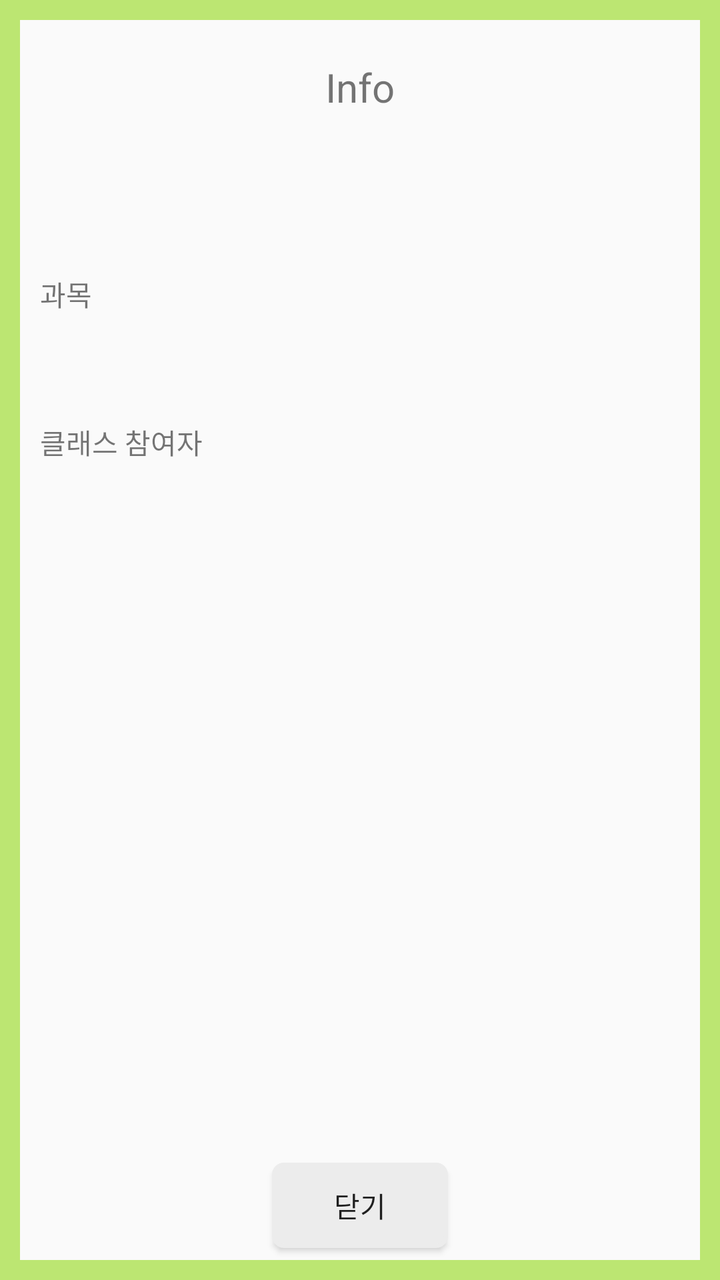
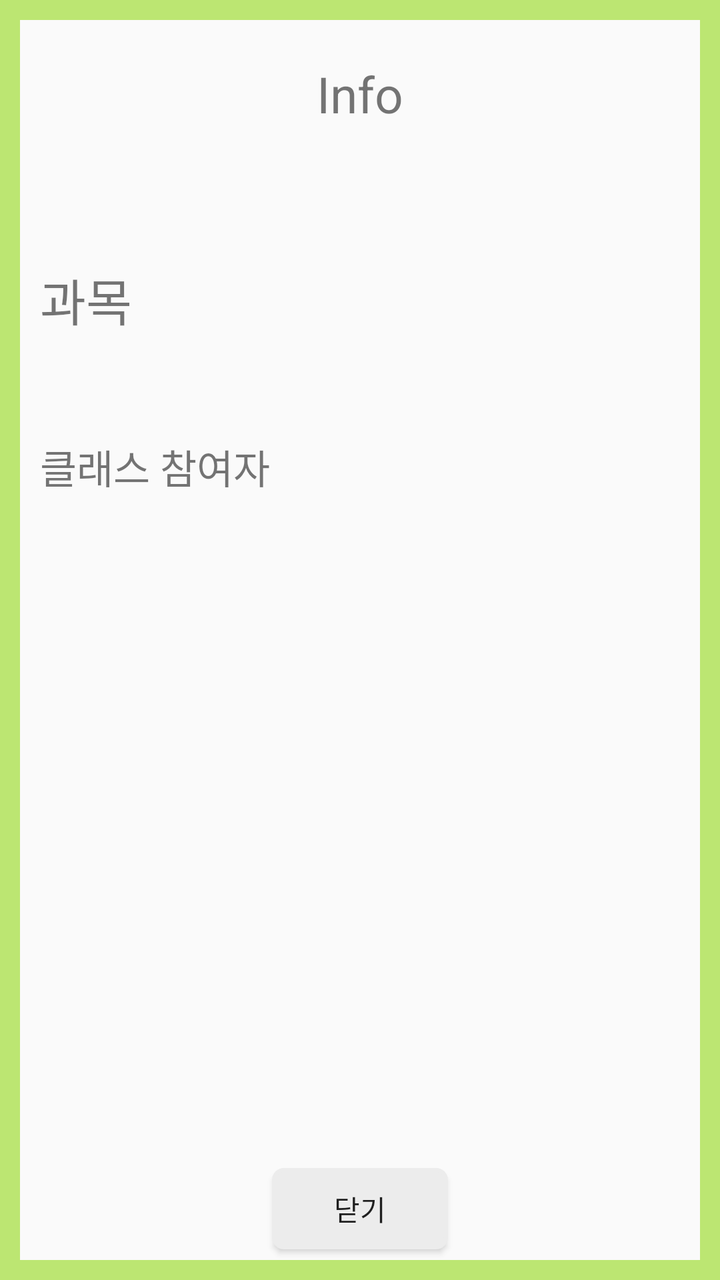

Compare the two renders of this Android layout. The source of the first and the diff that turns it into the second are given below.
<!-- AndroidManifest.xml: application theme Theme.AppCompat.Light.DarkActionBar -->
<!-- res/layout/activity_class_info.xml -->
<?xml version="1.0" encoding="utf-8"?>
<LinearLayout xmlns:android="http://schemas.android.com/apk/res/android"
    xmlns:app="http://schemas.android.com/apk/res-auto"
    xmlns:tools="http://schemas.android.com/tools"
    android:layout_width="match_parent"
    android:layout_height="match_parent"
    tools:context=".classInfo"
    android:orientation="vertical"
    android:background="@drawable/lay_edge"
    android:weightSum="5">

    <TextView
        android:layout_width="wrap_content"
        android:layout_height="0dp"
        android:layout_weight="1"
        android:layout_gravity="center"
        android:layout_marginTop="30dp"
        android:textSize="20dp"
        android:text="Info"/>

    <TextView
        android:layout_marginLeft="20dp"
        android:layout_width="wrap_content"
        android:layout_height="wrap_content"
        android:text="과목"/>
    <TextView
        android:id="@+id/cSubject"
        android:layout_marginLeft="20dp"
        android:layout_width="wrap_content"
        android:layout_height="0dp"
        android:layout_weight="0.5"/>
    <TextView
        android:layout_marginLeft="20dp"
        android:layout_width="wrap_content"
        android:layout_height="wrap_content"
        android:text="클래스 참여자"/>
    <ScrollView
        android:layout_width="wrap_content"
        android:layout_height="0dp"
        android:layout_weight="3"
        android:layout_margin="15dp"
        android:fillViewport="true">
        <ListView
            android:id="@+id/cPersonList"
            android:layout_width="match_parent"
            android:layout_height="match_parent"
            android:layout_gravity="center"/>
    </ScrollView>
    <Button
        android:layout_width="wrap_content"
        android:background="@drawable/btn_re"
        android:layout_height="0dp"
        android:layout_weight="0.4"
        android:layout_marginBottom="5dp"
        android:text="닫기"
        android:id="@+id/exit4"
        android:layout_gravity="center"/>

</LinearLayout>
<!-- resources referenced by this layout -->
<resources>
  <!-- drawable btn_re (drawable) -->
  <?xml version="1.0" encoding="utf-8"?>
  <shape xmlns:android="http://schemas.android.com/apk/res/android">
  
      <solid android:color="#ececec"/>
  
      <stroke
          android:width="2dp"
          android:color="#ececec"/>
      <corners
          android:topLeftRadius="5dp"
          android:topRightRadius="5dp"
          android:bottomLeftRadius="5dp"
          android:bottomRightRadius="5dp" />
  
  </shape>
  <!-- drawable lay_edge (drawable) -->
  <?xml version="1.0" encoding="utf-8"?>
  <layer-list xmlns:android="http://schemas.android.com/apk/res/android">
      <item>
          <shape android:shape="rectangle">
              <stroke android:width = "10dp" android:color ="#BCE672"/>
              <solid android:color="#00ff0000"/>
          </shape>
      </item>
  
  </layer-list>
</resources>

<!-- the commit's change to res/layout/activity_class_info.xml (unified diff, before → after) -->
@@ -15,24 +15,27 @@
         android:layout_weight="1"
         android:layout_gravity="center"
         android:layout_marginTop="30dp"
-        android:textSize="20dp"
+        android:textSize="25dp"
         android:text="Info"/>
 
     <TextView
         android:layout_marginLeft="20dp"
         android:layout_width="wrap_content"
         android:layout_height="wrap_content"
+        android:textSize="25dp"
         android:text="과목"/>
     <TextView
         android:id="@+id/cSubject"
         android:layout_marginLeft="20dp"
         android:layout_width="wrap_content"
         android:layout_height="0dp"
+        android:textSize="20dp"
         android:layout_weight="0.5"/>
     <TextView
         android:layout_marginLeft="20dp"
         android:layout_width="wrap_content"
         android:layout_height="wrap_content"
+        android:textSize="20dp"
         android:text="클래스 참여자"/>
     <ScrollView
         android:layout_width="wrap_content"
